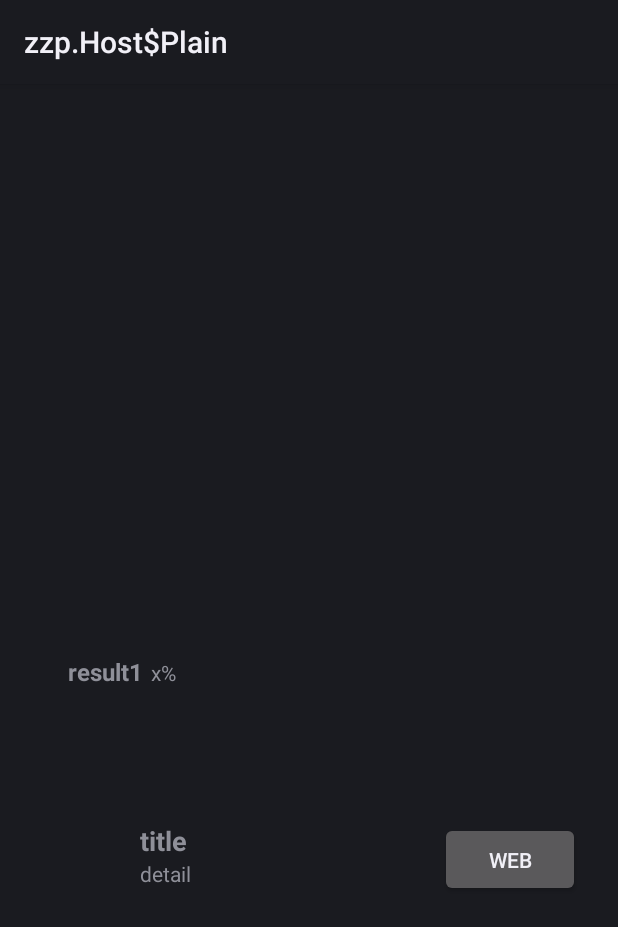
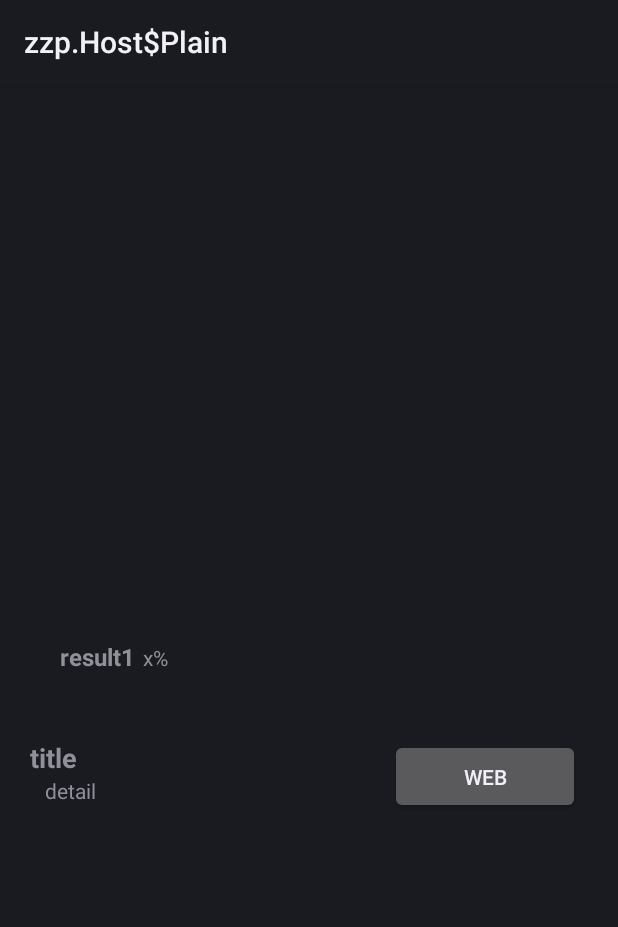
Before and after one commit to guille95/PAE-ImplantClassifier, an Android app: the layout implant_detail_layout.xml on its own in the app's theme, with its tools: preview values and no code run, on a phone screen of 412 x 824 dp. Shown: the top 927 px of the screen. Run offline under Robolectric (Android 15) with nearby library versions, the phone set to English and light mode, and no system bars.

Commit message:
ui fixes

```diff
--- a/Android/feature/src/main/res/layout/implant_detail_layout.xml
+++ b/Android/feature/src/main/res/layout/implant_detail_layout.xml
@@ -19,7 +19,8 @@
         <LinearLayout
             android:layout_width="match_parent"
             android:layout_height="wrap_content"
-            android:layout_margin="45dp"
+            android:layout_marginTop="35dp"
+            android:layout_marginHorizontal="40dp"
             android:orientation="vertical">
 
             <LinearLayout
@@ -91,24 +92,19 @@
 
                         <LinearLayout
                             android:layout_width="match_parent"
-                            android:layout_height="wrap_content"
+                            android:layout_height="match_parent"
                             android:orientation="horizontal">
-
-                            <ImageView
-                                android:id="@+id/implantImageSmall"
-                                android:layout_width="50dp"
-                                android:layout_height="50dp"
-                                android:layout_weight="1"
-                                app:srcCompat="@android:color/black" />
 
                             <LinearLayout
                                 android:layout_width="wrap_content"
                                 android:layout_height="match_parent"
-                                android:orientation="vertical">
+                                android:orientation="vertical"
+                                android:gravity="left"
+                                android:layout_marginLeft="20dp">
 
                                 <TextView
                                     android:id="@+id/implantName"
-                                    android:layout_width="200dp"
+                                    android:layout_width="230dp"
                                     android:layout_height="wrap_content"
                                     android:text="title"
                                     android:textSize="18sp"
@@ -116,9 +112,11 @@
 
                                 <TextView
                                     android:id="@+id/implantDetails"
-                                    android:layout_width="200dp"
+                                    android:layout_width="230dp"
                                     android:layout_height="wrap_content"
-                                    android:text="detail" />
+                                    android:text="detail"
+                                    android:layout_marginLeft="10dp"/>
+
                             </LinearLayout>
 
                             <Button
```
Also changed, not shown: Android/feature/src/main/java/com/grodriguez/implantclassifier/feature/ImplantDetailActivity.java (+5 -5 lines).
